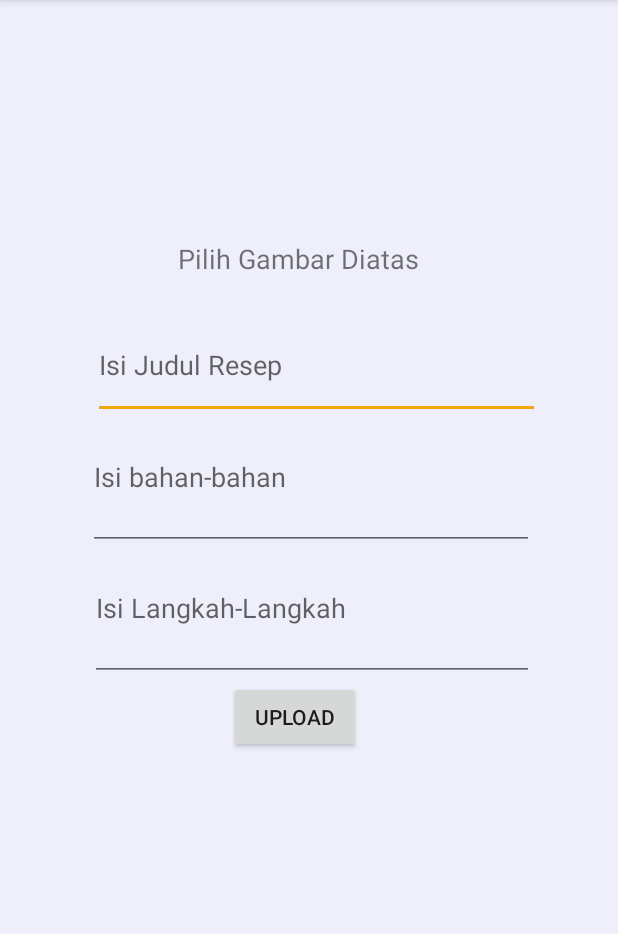
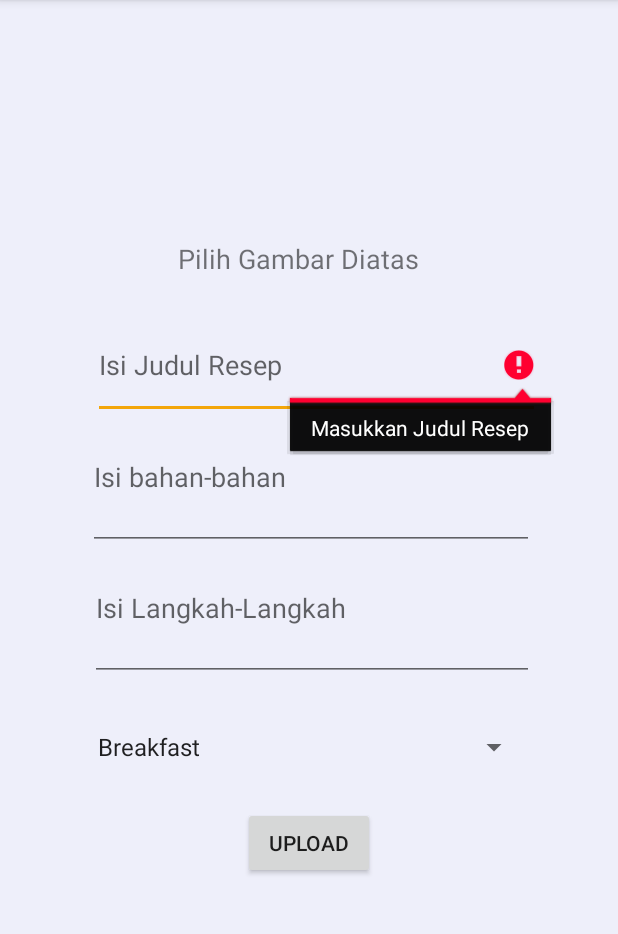
Before and after one commit to ProjectUASChef/EveryoneKitchen, an Android app: the UploadActivity screen opened directly, with no data from a screen before it, after a tap on "UPLOAD", on a phone screen of 412 x 824 dp, the part 84-1018 px from its top. Run offline under Robolectric (Android 15) with nearby library versions, the phone set to English and light mode, and no system bars; our stand-ins replace Firebase (no records; nobody signed in at launch, a user with empty details on screens opened directly); Roboto replaces fonts that are not available here.

Commit message:
Halaman Upload resep done

```diff
--- a/app/src/main/java/com/example/kitchen/activities/UploadActivity.java
+++ b/app/src/main/java/com/example/kitchen/activities/UploadActivity.java
@@ -12,9 +12,13 @@ import android.view.View;
 import android.widget.Button;
 import android.widget.EditText;
 import android.widget.ImageView;
+import android.widget.Spinner;
+import android.widget.Toast;
 
 import com.example.kitchen.R;
 import com.example.kitchen.my_model.MyModel;
+import com.example.kitchen.my_model.UploadModel;
+import com.google.android.gms.tasks.OnSuccessListener;
 import com.google.firebase.auth.FirebaseUser;
 import com.google.firebase.database.DataSnapshot;
 import com.google.firebase.database.DatabaseError;
@@ -29,8 +33,10 @@ import java.util.List;
 public class UploadActivity extends AppCompatActivity {
     private int PICK_IMAGE_REQUEST = 1;
     private Button btupload;
+    private ImageView gambar;
     private EditText judul, bahan, langkah;
-    private DatabaseReference db;
+    private DatabaseReference dbref;
+    private Spinner spinner;
 
     @Override
     protected void onCreate(Bundle savedInstanceState) {
@@ -40,18 +46,43 @@ public class UploadActivity extends AppCompatActivity {
         bahan = findViewById(R.id.bahantext);
         langkah = findViewById(R.id.langkah);
         btupload = findViewById(R.id.addresep);
+        gambar = findViewById(R.id.gambar);
+        spinner = findViewById(R.id.spinner);
 
-
-        db = FirebaseDatabase.getInstance().getReference();
+        dbref = FirebaseDatabase.getInstance().getReference();
         btupload.setOnClickListener(new View.OnClickListener() {
             @Override
             public void onClick(View view) {
+                final String judulresep = judul.getText().toString().trim();
+//                final String gambarresep = gambar.
+                final String bahanresep = bahan.getText().toString().trim();
+                final String langkahresep = langkah.getText().toString().trim();
+                final String lock = spinner.getSelectedItem().toString();
 
+                if (judulresep.isEmpty()){
+                    judul.setError("Masukkan Judul Resep");
+                }
+                else if (bahanresep.isEmpty()){
+                    bahan.setError("Masukkan Bahan-bahan resep Anda");
+                }
+                else if (langkahresep.isEmpty()){
+                    langkah.setError("Masukkan Langkah-langkah Pembuatan Anda !");
+                }
+                else{
+                    addData(new UploadModel(judulresep, langkahresep, bahanresep, lock));
+                }
+            }
+
+        });
+    }
+    public void addData(final UploadModel upload){
+        dbref.child("Resep").child(upload.getKunci()).push().setValue(upload).addOnSuccessListener(UploadActivity.this, new OnSuccessListener<Void>() {
+            @Override
+            public void onSuccess(Void aVoid) {
+                Toast.makeText(UploadActivity.this, "Resep Berhasil Ditambahkan", Toast.LENGTH_SHORT).show();
             }
         });
-
     }
-
     public void PilihGambar(View view) {
         Intent intent = new Intent();
         intent.setType("image/*");
--- a/app/src/main/res/layout/activity_upload.xml
+++ b/app/src/main/res/layout/activity_upload.xml
@@ -64,13 +64,14 @@
         android:id="@+id/addresep"
         android:layout_width="wrap_content"
         android:layout_height="wrap_content"
+        android:layout_marginTop="20dp"
         android:layout_marginEnd="160dp"
         android:layout_marginRight="160dp"
         android:text="Upload"
         app:layout_constraintEnd_toEndOf="parent"
-        app:layout_constraintHorizontal_bias="0.932"
+        app:layout_constraintHorizontal_bias="0.987"
         app:layout_constraintStart_toStartOf="parent"
-        app:layout_constraintTop_toBottomOf="@+id/langkah" />
+        app:layout_constraintTop_toBottomOf="@+id/spinner" />
 
     <TextView
         android:id="@+id/textView"
@@ -84,4 +85,16 @@
         app:layout_constraintEnd_toEndOf="parent"
         app:layout_constraintTop_toTopOf="parent" />
 
+    <Spinner
+        android:id="@+id/spinner"
+        android:layout_width="296dp"
+        android:layout_height="40dp"
+        android:layout_marginTop="24dp"
+        app:layout_constraintEnd_toEndOf="parent"
+        app:layout_constraintHorizontal_bias="0.495"
+        app:layout_constraintStart_toStartOf="parent"
+        app:layout_constraintTop_toBottomOf="@+id/langkah"
+        android:entries="@array/spinner"
+        />
+
 </androidx.constraintlayout.widget.ConstraintLayout>
--- a/app/src/main/res/values/strings.xml
+++ b/app/src/main/res/values/strings.xml
@@ -3,4 +3,9 @@
 
     <!-- TODO: Remove or change this placeholder text -->
     <string name="hello_blank_fragment">Hello blank fragment</string>
+    <array name="spinner">
+        <item>Breakfast</item>
+        <item>Lunch</item>
+        <item>Dinner</item>
+    </array>
 </resources>
```
Also changed, not shown: app/src/main/java/com/example/kitchen/my_model/UploadModel.java (added, +60 -0 lines).
